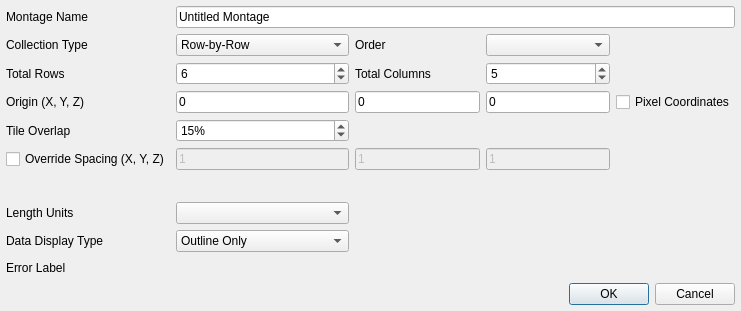
The window that SIMPLVtkLib/Dialogs/UI_Files/ImportGenericMontageDialog.ui (tplatt77/SIMPLVtkLib) describes before a commit, drawn with Qt 5.
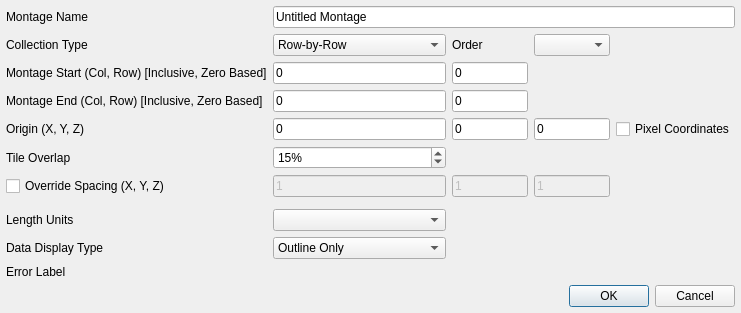
The same window after the commit. Custom widgets are drawn as their Qt base class.

Commit message: Added montage start and end fields to generic import dialog

```diff
--- a/SIMPLVtkLib/Dialogs/UI_Files/ImportGenericMontageDialog.ui
+++ b/SIMPLVtkLib/Dialogs/UI_Files/ImportGenericMontageDialog.ui
@@ -26,7 +26,65 @@
    <property name="bottomMargin">
     <number>6</number>
    </property>
-   <item row="6" column="1">
+   <item row="1" column="0">
+    <widget class="QLabel" name="label_4">
+     <property name="text">
+      <string>Collection Type</string>
+     </property>
+    </widget>
+   </item>
+   <item row="10" column="1">
+    <widget class="QComboBox" name="unitsCB"/>
+   </item>
+   <item row="8" column="2">
+    <widget class="QLineEdit" name="spacingX">
+     <property name="enabled">
+      <bool>false</bool>
+     </property>
+     <property name="text">
+      <string>1</string>
+     </property>
+    </widget>
+   </item>
+   <item row="4" column="0">
+    <widget class="QLabel" name="label_8">
+     <property name="text">
+      <string>Montage End (Col, Row) [Inclusive, Zero Based]</string>
+     </property>
+    </widget>
+   </item>
+   <item row="5" column="0">
+    <widget class="QLabel" name="label_9">
+     <property name="text">
+      <string>Origin (X, Y, Z)</string>
+     </property>
+    </widget>
+   </item>
+   <item row="8" column="1">
+    <widget class="QLineEdit" name="spacingY">
+     <property name="enabled">
+      <bool>false</bool>
+     </property>
+     <property name="text">
+      <string>1</string>
+     </property>
+    </widget>
+   </item>
+   <item row="12" column="0" colspan="4">
+    <widget class="QLabel" name="errLabel">
+     <property name="text">
+      <string>Error Label</string>
+     </property>
+    </widget>
+   </item>
+   <item row="2" column="2">
+    <widget class="QLineEdit" name="montageStartY">
+     <property name="text">
+      <string>0</string>
+     </property>
+    </widget>
+   </item>
+   <item row="7" column="1">
     <widget class="QSpinBox" name="tileOverlapSB">
      <property name="suffix">
       <string>%</string>
@@ -39,66 +97,13 @@
      </property>
     </widget>
    </item>
-   <item row="7" column="2">
-    <widget class="QLineEdit" name="spacingX">
-     <property name="enabled">
-      <bool>false</bool>
-     </property>
-     <property name="text">
-      <string>1</string>
-     </property>
-    </widget>
-   </item>
-   <item row="1" column="0">
-    <widget class="QLabel" name="label_4">
-     <property name="text">
-      <string>Collection Type</string>
-     </property>
-    </widget>
-   </item>
-   <item row="10" column="0">
-    <widget class="QLabel" name="label_7">
-     <property name="text">
-      <string>Data Display Type</string>
-     </property>
-    </widget>
-   </item>
-   <item row="4" column="3">
-    <widget class="QLineEdit" name="originZ">
-     <property name="enabled">
-      <bool>true</bool>
-     </property>
+   <item row="4" column="1">
+    <widget class="QLineEdit" name="montageEndX">
      <property name="text">
       <string>0</string>
      </property>
     </widget>
    </item>
-   <item row="6" column="0">
-    <widget class="QLabel" name="label_3">
-     <property name="text">
-      <string>Tile Overlap</string>
-     </property>
-    </widget>
-   </item>
-   <item row="10" column="1">
-    <widget class="QComboBox" name="dataDisplayTypeCB">
-     <item>
-      <property name="text">
-       <string>Outline Only</string>
-      </property>
-     </item>
-     <item>
-      <property name="text">
-       <string>Individual Tiles</string>
-      </property>
-     </item>
-     <item>
-      <property name="text">
-       <string>Stitched Montage</string>
-      </property>
-     </item>
-    </widget>
-   </item>
    <item row="1" column="1">
     <widget class="QComboBox" name="collectionTypeCB">
      <property name="sizeAdjustPolicy">
@@ -131,6 +136,120 @@
      </item>
     </widget>
    </item>
+   <item row="5" column="4">
+    <widget class="QCheckBox" name="pixelCoordsCB">
+     <property name="enabled">
+      <bool>true</bool>
+     </property>
+     <property name="text">
+      <string>Pixel Coordinates</string>
+     </property>
+    </widget>
+   </item>
+   <item row="5" column="3">
+    <widget class="QLineEdit" name="originZ">
+     <property name="enabled">
+      <bool>true</bool>
+     </property>
+     <property name="text">
+      <string>0</string>
+     </property>
+    </widget>
+   </item>
+   <item row="7" column="0">
+    <widget class="QLabel" name="label_3">
+     <property name="text">
+      <string>Tile Overlap</string>
+     </property>
+    </widget>
+   </item>
+   <item row="8" column="0">
+    <widget class="QCheckBox" name="changeSpacingCB">
+     <property name="text">
+      <string>Override Spacing (X, Y, Z)</string>
+     </property>
+    </widget>
+   </item>
+   <item row="11" column="0">
+    <widget class="QLabel" name="label_7">
+     <property name="text">
+      <string>Data Display Type</string>
+     </property>
+    </widget>
+   </item>
+   <item row="8" column="3">
+    <widget class="QLineEdit" name="spacingZ">
+     <property name="enabled">
+      <bool>false</bool>
+     </property>
+     <property name="text">
+      <string>1</string>
+     </property>
+    </widget>
+   </item>
+   <item row="9" column="0" colspan="5">
+    <widget class="TileListWidget" name="tileListWidget" native="true">
+     <property name="minimumSize">
+      <size>
+       <width>0</width>
+       <height>0</height>
+      </size>
+     </property>
+    </widget>
+   </item>
+   <item row="10" column="0">
+    <widget class="QLabel" name="label_6">
+     <property name="text">
+      <string>Length Units</string>
+     </property>
+    </widget>
+   </item>
+   <item row="4" column="2">
+    <widget class="QLineEdit" name="montageEndY">
+     <property name="text">
+      <string>0</string>
+     </property>
+    </widget>
+   </item>
+   <item row="11" column="1">
+    <widget class="QComboBox" name="dataDisplayTypeCB">
+     <item>
+      <property name="text">
+       <string>Outline Only</string>
+      </property>
+     </item>
+     <item>
+      <property name="text">
+       <string>Individual Tiles</string>
+      </property>
+     </item>
+     <item>
+      <property name="text">
+       <string>Stitched Montage</string>
+      </property>
+     </item>
+    </widget>
+   </item>
+   <item row="5" column="1">
+    <widget class="QLineEdit" name="originX">
+     <property name="enabled">
+      <bool>true</bool>
+     </property>
+     <property name="text">
+      <string>0</string>
+     </property>
+    </widget>
+   </item>
+   <item row="5" column="2">
+    <widget class="QLineEdit" name="originY">
+     <property name="enabled">
+      <bool>true</bool>
+     </property>
+     <property name="text">
+      <string>0</string>
+     </property>
+    </widget>
+   </item>
    <item row="0" column="1" colspan="4">
     <widget class="QLineEdit" name="montageNameLE">
      <property name="text">
@@ -138,27 +257,24 @@
      </property>
     </widget>
    </item>
-   <item row="7" column="1">
-    <widget class="QLineEdit" name="spacingY">
-     <property name="enabled">
-      <bool>false</bool>
-     </property>
+   <item row="0" column="0">
+    <widget class="QLabel" name="label_17">
      <property name="text">
-      <string>1</string>
+      <string>Montage Name</string>
      </property>
     </widget>
    </item>
-   <item row="7" column="3">
-    <widget class="QLineEdit" name="spacingZ">
-     <property name="enabled">
-      <bool>false</bool>
-     </property>
+   <item row="1" column="3">
+    <widget class="QComboBox" name="orderCB"/>
+   </item>
+   <item row="2" column="0">
+    <widget class="QLabel" name="label">
      <property name="text">
-      <string>1</string>
+      <string>Montage Start (Col, Row) [Inclusive, Zero Based]</string>
      </property>
     </widget>
    </item>
-   <item row="12" column="0" colspan="5">
+   <item row="13" column="0" colspan="5">
     <widget class="QDialogButtonBox" name="buttonBox">
      <property name="orientation">
       <enum>Qt::Horizontal</enum>
@@ -168,64 +284,6 @@
      </property>
     </widget>
    </item>
-   <item row="7" column="0">
-    <widget class="QCheckBox" name="changeSpacingCB">
-     <property name="text">
-      <string>Override Spacing (X, Y, Z)</string>
-     </property>
-    </widget>
-   </item>
-   <item row="4" column="4">
-    <widget class="QCheckBox" name="pixelCoordsCB">
-     <property name="enabled">
-      <bool>true</bool>
-     </property>
-     <property name="text">
-      <string>Pixel Coordinates</string>
-     </property>
-    </widget>
-   </item>
-   <item row="0" column="0">
-    <widget class="QLabel" name="label_17">
-     <property name="text">
-      <string>Montage Name</string>
-     </property>
-    </widget>
-   </item>
-   <item row="4" column="2">
-    <widget class="QLineEdit" name="originY">
-     <property name="enabled">
-      <bool>true</bool>
-     </property>
-     <property name="text">
-      <string>0</string>
-     </property>
-    </widget>
-   </item>
-   <item row="11" column="0" colspan="4">
-    <widget class="QLabel" name="errLabel">
-     <property name="text">
-      <string>Error Label</string>
-     </property>
-    </widget>
-   </item>
-   <item row="4" column="0">
-    <widget class="QLabel" name="label_9">
-     <property name="text">
-      <string>Origin (X, Y, Z)</string>
-     </property>
-    </widget>
-   </item>
-   <item row="4" column="1">
-    <widget class="QLineEdit" name="originX">
-     <property name="enabled">
-      <bool>true</bool>
-     </property>
-     <property name="text">
-      <string>0</string>
-     </property>
-    </widget>
-   </item>
    <item row="1" column="2">
     <widget class="QLabel" name="label_5">
      <property name="text">
@@ -233,54 +291,10 @@
      </property>
     </widget>
    </item>
-   <item row="1" column="3">
-    <widget class="QComboBox" name="orderCB"/>
-   </item>
-   <item row="2" column="0">
-    <widget class="QLabel" name="label">
-     <property name="text">
-      <string>Total Rows</string>
-     </property>
-    </widget>
-   </item>
    <item row="2" column="1">
-    <widget class="QSpinBox" name="numOfRowsSB">
-     <property name="value">
-      <number>6</number>
-     </property>
-    </widget>
-   </item>
-   <item row="2" column="2">
-    <widget class="QLabel" name="label_2">
+    <widget class="QLineEdit" name="montageStartX">
      <property name="text">
-      <string>Total Columns</string>
-     </property>
-    </widget>
-   </item>
-   <item row="2" column="3">
-    <widget class="QSpinBox" name="numOfColsSB">
-     <property name="value">
-      <number>5</number>
-     </property>
-    </widget>
-   </item>
-   <item row="8" column="0" colspan="5">
-    <widget class="TileListWidget" name="tileListWidget" native="true">
-     <property name="minimumSize">
-      <size>
-       <width>0</width>
-       <height>0</height>
-      </size>
-     </property>
-    </widget>
-   </item>
-   <item row="9" column="1">
-    <widget class="QComboBox" name="unitsCB"/>
-   </item>
-   <item row="9" column="0">
-    <widget class="QLabel" name="label_6">
-     <property name="text">
-      <string>Length Units</string>
+      <string>0</string>
      </property>
     </widget>
    </item>
```
The commit also changes 2 other files.
